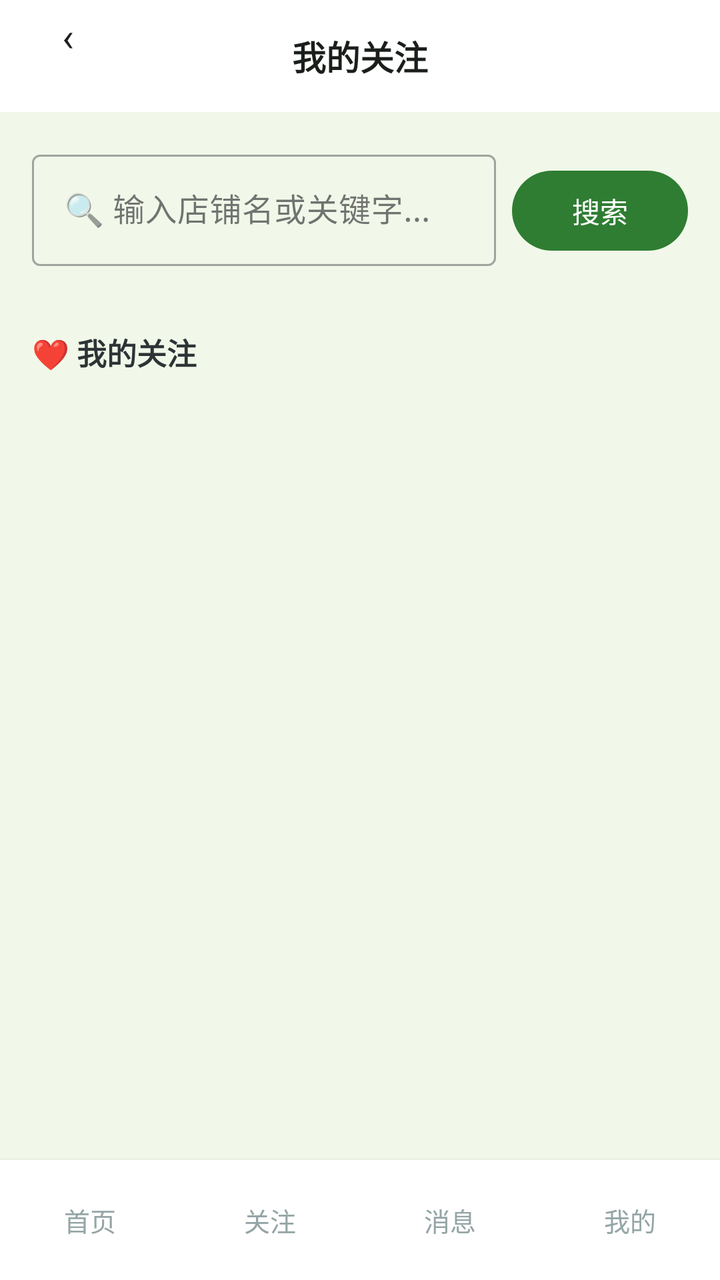
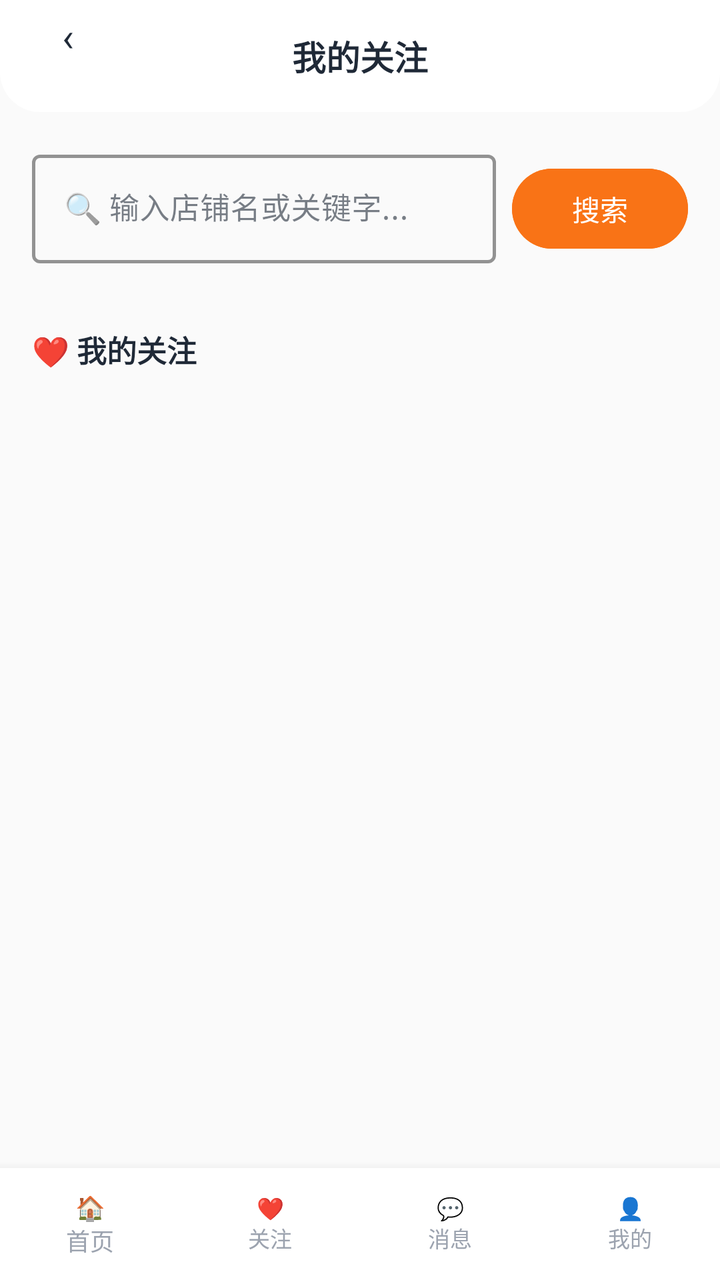

Before-and-after screenshots of an Android layout around one commit, followed by the original layout XML and the change that was made.
<!-- AndroidManifest.xml: application theme Theme.ClothingSI -->
<!-- res/layout/activity_buyer_follows.xml -->
<?xml version="1.0" encoding="utf-8"?>
<LinearLayout xmlns:android="http://schemas.android.com/apk/res/android"
    xmlns:app="http://schemas.android.com/apk/res-auto"
    android:layout_width="match_parent" android:layout_height="match_parent"
    android:background="@color/bg" android:orientation="vertical">
    <RelativeLayout android:layout_width="match_parent" android:layout_height="56dp"
        android:background="@drawable/header_bar_bg" android:paddingHorizontal="16dp">
        <TextView android:id="@+id/btn_back" android:layout_width="36dp" android:layout_height="36dp"
            android:text="‹" android:textSize="20dp" android:textColor="@color/text_primary"
            android:gravity="center" android:background="@drawable/circle_bg" />
        <TextView android:layout_width="wrap_content" android:layout_height="wrap_content"
            android:text="我的关注" android:textSize="17dp" android:textStyle="bold"
            android:textColor="@color/text_primary" android:layout_centerInParent="true" />
    </RelativeLayout>
    <ScrollView android:layout_width="match_parent" android:layout_height="0dp"
        android:layout_weight="1">
        <LinearLayout android:layout_width="match_parent" android:layout_height="wrap_content"
            android:orientation="vertical" android:padding="16dp">
            <LinearLayout android:layout_width="match_parent" android:layout_height="wrap_content"
                android:orientation="horizontal" android:layout_marginBottom="16dp">
                <com.google.android.material.textfield.TextInputLayout
                    style="@style/Widget.MaterialComponents.TextInputLayout.OutlinedBox"
                    android:layout_width="0dp" android:layout_height="wrap_content" android:layout_weight="1"
                    android:layout_marginEnd="8dp">
                    <com.google.android.material.textfield.TextInputEditText android:id="@+id/et_search"
                        android:layout_width="match_parent" android:layout_height="wrap_content"
                        android:hint="🔍 输入店铺名或关键字..."
                        android:imeOptions="actionSearch" android:singleLine="true" />
                </com.google.android.material.textfield.TextInputLayout>
                <com.google.android.material.button.MaterialButton android:id="@+id/btn_search"
                    android:layout_width="wrap_content" android:layout_height="wrap_content"
                    android:text="搜索" app:cornerRadius="20dp" />
            </LinearLayout>
            <LinearLayout android:id="@+id/layout_search_results"
                android:layout_width="match_parent" android:layout_height="wrap_content"
                android:orientation="vertical" android:layout_marginBottom="16dp" />
            <TextView android:layout_width="wrap_content" android:layout_height="wrap_content"
                android:text="❤️ 我的关注" android:textSize="15dp" android:textStyle="bold"
                android:textColor="#2D3436" android:layout_marginBottom="8dp" />
            <LinearLayout android:id="@+id/layout_followed_list"
                android:layout_width="match_parent" android:layout_height="wrap_content"
                android:orientation="vertical" />
        </LinearLayout>
    </ScrollView>
    <include layout="@layout/include_buyer_bottom" />
</LinearLayout>
<!-- res/layout/include_buyer_bottom.xml (included above) -->
<?xml version="1.0" encoding="utf-8"?>
<LinearLayout xmlns:android="http://schemas.android.com/apk/res/android"
    android:layout_width="match_parent" android:layout_height="wrap_content"
    android:orientation="horizontal" android:gravity="center"
    android:paddingVertical="10dp" android:background="#FFFFFF"
    android:weightSum="4" android:elevation="4dp">
    <TextView android:id="@+id/bottom_home" android:layout_width="0dp" android:layout_height="40dp"
        android:layout_weight="1" android:gravity="center" android:text="首页"
        android:textSize="13dp" android:textColor="#95A5A6"
        android:clickable="true" android:focusable="true" />
    <TextView android:id="@+id/bottom_follow" android:layout_width="0dp" android:layout_height="40dp"
        android:layout_weight="1" android:gravity="center" android:text="关注"
        android:textSize="13dp" android:textColor="#95A5A6"
        android:clickable="true" android:focusable="true" />
    <TextView android:id="@+id/bottom_messages" android:layout_width="0dp" android:layout_height="40dp"
        android:layout_weight="1" android:gravity="center" android:text="消息"
        android:textSize="13dp" android:textColor="#95A5A6"
        android:clickable="true" android:focusable="true" />
    <TextView android:id="@+id/bottom_profile" android:layout_width="0dp" android:layout_height="40dp"
        android:layout_weight="1" android:gravity="center" android:text="我的"
        android:textSize="13dp" android:textColor="#95A5A6"
        android:clickable="true" android:focusable="true" />
</LinearLayout>
<!-- resources referenced by this layout -->
<resources>
  <color name="bg">#F1F8E9</color>
  <color name="text_primary">#1B1F1B</color>
  <!-- drawable circle_bg (drawable) -->
  <?xml version="1.0" encoding="utf-8"?>
  <shape xmlns:android="http://schemas.android.com/apk/res/android" android:shape="oval">
      <solid android:color="#26FFFFFF" />
  </shape>
  <!-- drawable header_bar_bg (drawable) -->
  <?xml version="1.0" encoding="utf-8"?>
  <shape xmlns:android="http://schemas.android.com/apk/res/android" android:shape="rectangle">
      <solid android:color="#FFFFFF" />
  </shape>
  <style name="Theme.ClothingSI" parent="Theme.Material3.Light.NoActionBar">
          <item name="colorPrimary">@color/primary</item>
          <item name="colorPrimaryDark">@color/primary_dark</item>
          <item name="colorAccent">@color/accent</item>
          <item name="android:statusBarColor">@android:color/transparent</item>
          <item name="android:navigationBarColor">@color/white</item>
          
          <item name="android:windowLightStatusBar">true</item>
          
          <item name="android:fontFamily">sans-serif</item>
          <item name="android:textViewStyle">@style/TextView.Base</item>
      </style>
  <color name="primary">#2E7D32</color>
  <color name="primary_dark">#1B5E20</color>
  <color name="accent">#66BB6A</color>
  <color name="white">#FFFFFF</color>
  <style name="TextView.Base" parent="android:Widget.TextView">
          <item name="android:fontFamily">sans-serif</item>
      </style>
</resources>

<!-- the commit's change to res/layout/activity_buyer_follows.xml (unified diff, before → after) -->
@@ -2,15 +2,15 @@
 <LinearLayout xmlns:android="http://schemas.android.com/apk/res/android"
     xmlns:app="http://schemas.android.com/apk/res-auto"
     android:layout_width="match_parent" android:layout_height="match_parent"
-    android:background="@color/bg" android:orientation="vertical">
+    android:background="@color/md_surface_container_low" android:orientation="vertical">
     <RelativeLayout android:layout_width="match_parent" android:layout_height="56dp"
         android:background="@drawable/header_bar_bg" android:paddingHorizontal="16dp">
         <TextView android:id="@+id/btn_back" android:layout_width="36dp" android:layout_height="36dp"
-            android:text="‹" android:textSize="20dp" android:textColor="@color/text_primary"
+            android:text="‹" android:textSize="20sp" android:textColor="@color/md_on_surface"
             android:gravity="center" android:background="@drawable/circle_bg" />
         <TextView android:layout_width="wrap_content" android:layout_height="wrap_content"
-            android:text="我的关注" android:textSize="17dp" android:textStyle="bold"
-            android:textColor="@color/text_primary" android:layout_centerInParent="true" />
+            android:text="我的关注" android:textSize="17sp" android:textStyle="bold"
+            android:textColor="@color/md_on_surface" android:layout_centerInParent="true" />
     </RelativeLayout>
     <ScrollView android:layout_width="match_parent" android:layout_height="0dp"
         android:layout_weight="1">
@@ -21,22 +21,25 @@
                 <com.google.android.material.textfield.TextInputLayout
                     style="@style/Widget.MaterialComponents.TextInputLayout.OutlinedBox"
                     android:layout_width="0dp" android:layout_height="wrap_content" android:layout_weight="1"
+                    app:boxStrokeColor="@color/md_primary" app:boxStrokeWidth="1.5dp"
                     android:layout_marginEnd="8dp">
                     <com.google.android.material.textfield.TextInputEditText android:id="@+id/et_search"
                         android:layout_width="match_parent" android:layout_height="wrap_content"
-                        android:hint="🔍 输入店铺名或关键字..."
+                        android:hint="🔍 输入店铺名或关键字..." android:textSize="15sp"
                         android:imeOptions="actionSearch" android:singleLine="true" />
                 </com.google.android.material.textfield.TextInputLayout>
                 <com.google.android.material.button.MaterialButton android:id="@+id/btn_search"
                     android:layout_width="wrap_content" android:layout_height="wrap_content"
-                    android:text="搜索" app:cornerRadius="20dp" />
+                    android:text="搜索" app:cornerRadius="20dp"
+                    android:backgroundTint="@color/md_primary"
+                    android:textColor="@color/md_on_primary" />
             </LinearLayout>
             <LinearLayout android:id="@+id/layout_search_results"
                 android:layout_width="match_parent" android:layout_height="wrap_content"
                 android:orientation="vertical" android:layout_marginBottom="16dp" />
             <TextView android:layout_width="wrap_content" android:layout_height="wrap_content"
-                android:text="❤️ 我的关注" android:textSize="15dp" android:textStyle="bold"
-                android:textColor="#2D3436" android:layout_marginBottom="8dp" />
+                android:text="❤️ 我的关注" android:textSize="15sp" android:textStyle="bold"
+                android:textColor="@color/md_on_surface" android:layout_marginBottom="8dp" />
             <LinearLayout android:id="@+id/layout_followed_list"
                 android:layout_width="match_parent" android:layout_height="wrap_content"
                 android:orientation="vertical" />
@@ -47,24 +50,29 @@
 <!-- res/layout/include_buyer_bottom.xml (included above) -->
 <?xml version="1.0" encoding="utf-8"?>
 <LinearLayout xmlns:android="http://schemas.android.com/apk/res/android"
-    android:layout_width="match_parent" android:layout_height="wrap_content"
+    android:layout_width="match_parent" android:layout_height="56dp"
     android:orientation="horizontal" android:gravity="center"
-    android:paddingVertical="10dp" android:background="#FFFFFF"
-    android:weightSum="4" android:elevation="4dp">
-    <TextView android:id="@+id/bottom_home" android:layout_width="0dp" android:layout_height="40dp"
-        android:layout_weight="1" android:gravity="center" android:text="首页"
-        android:textSize="13dp" android:textColor="#95A5A6"
+    android:background="@color/md_surface"
+    android:elevation="8dp"
+    android:weightSum="4">
+    <TextView android:id="@+id/bottom_home" android:layout_width="0dp" android:layout_height="match_parent"
+        android:layout_weight="1" android:gravity="center" android:text="🏠\n首页"
+        android:textSize="12sp" android:lines="2" android:lineSpacingExtra="0dp"
+        android:textColor="@color/md_on_surface_variant"
         android:clickable="true" android:focusable="true" />
-    <TextView android:id="@+id/bottom_follow" android:layout_width="0dp" android:layout_height="40dp"
-        android:layout_weight="1" android:gravity="center" android:text="关注"
-        android:textSize="13dp" android:textColor="#95A5A6"
+    <TextView android:id="@+id/bottom_follow" android:layout_width="0dp" android:layout_height="match_parent"
+        android:layout_weight="1" android:gravity="center" android:text="❤️\n关注"
+        android:textSize="11sp" android:lines="2" android:lineSpacingExtra="0dp"
+        android:textColor="@color/md_on_surface_variant"
         android:clickable="true" android:focusable="true" />
-    <TextView android:id="@+id/bottom_messages" android:layout_width="0dp" android:layout_height="40dp"
-        android:layout_weight="1" android:gravity="center" android:text="消息"
-        android:textSize="13dp" android:textColor="#95A5A6"
+    <TextView android:id="@+id/bottom_messages" android:layout_width="0dp" android:layout_height="match_parent"
+        android:layout_weight="1" android:gravity="center" android:text="💬\n消息"
+        android:textSize="11sp" android:lines="2" android:lineSpacingExtra="0dp"
+        android:textColor="@color/md_on_surface_variant"
         android:clickable="true" android:focusable="true" />
-    <TextView android:id="@+id/bottom_profile" android:layout_width="0dp" android:layout_height="40dp"
-        android:layout_weight="1" android:gravity="center" android:text="我的"
-        android:textSize="13dp" android:textColor="#95A5A6"
+    <TextView android:id="@+id/bottom_profile" android:layout_width="0dp" android:layout_height="match_parent"
+        android:layout_weight="1" android:gravity="center" android:text="👤\n我的"
+        android:textSize="11sp" android:lines="2" android:lineSpacingExtra="0dp"
+        android:textColor="@color/md_on_surface_variant"
         android:clickable="true" android:focusable="true" />
 </LinearLayout>
<!-- resource entries referenced after the edit -->
@@ -1,7 +1,11 @@
 <!-- resources referenced by this layout -->
 <resources>
-  <color name="bg">#F1F8E9</color>
-  <color name="text_primary">#1B1F1B</color>
+  <color name="md_on_primary">#FFFFFF</color>
+  <color name="md_on_surface">#1F2937</color>
+  <color name="md_on_surface_variant">#9CA3AF</color>
+  <color name="md_primary">#F97316</color>
+  <color name="md_surface">#FFFFFF</color>
+  <color name="md_surface_container_low">#FAFAFA</color>
   <!-- drawable circle_bg (drawable) -->
   <?xml version="1.0" encoding="utf-8"?>
   <shape xmlns:android="http://schemas.android.com/apk/res/android" android:shape="oval">
@@ -10,24 +14,55 @@
   <!-- drawable header_bar_bg (drawable) -->
   <?xml version="1.0" encoding="utf-8"?>
   <shape xmlns:android="http://schemas.android.com/apk/res/android" android:shape="rectangle">
-      <solid android:color="#FFFFFF" />
+      <solid android:color="@color/md_surface" />
+      <corners android:topLeftRadius="0dp" android:topRightRadius="0dp" android:bottomLeftRadius="20dp" android:bottomRightRadius="20dp" />
   </shape>
   <style name="Theme.ClothingSI" parent="Theme.Material3.Light.NoActionBar">
-          <item name="colorPrimary">@color/primary</item>
-          <item name="colorPrimaryDark">@color/primary_dark</item>
-          <item name="colorAccent">@color/accent</item>
+          
+          <item name="colorPrimary">@color/md_primary</item>
+          <item name="colorOnPrimary">@color/md_on_primary</item>
+          <item name="colorPrimaryContainer">@color/md_primary_container</item>
+          <item name="colorOnPrimaryContainer">@color/md_on_primary_container</item>
+  
+          
+          <item name="colorSecondary">@color/md_secondary</item>
+          <item name="colorOnSecondary">@color/md_on_secondary</item>
+          <item name="colorSecondaryContainer">@color/md_secondary_container</item>
+          <item name="colorOnSecondaryContainer">@color/md_on_secondary_container</item>
+  
+          
+          <item name="android:colorBackground">@color/md_surface_container_low</item>
+          <item name="colorSurface">@color/md_surface</item>
+          <item name="colorOnSurface">@color/md_on_surface</item>
+          <item name="colorOnSurfaceVariant">@color/md_on_surface_variant</item>
+  
+          
+          <item name="colorOutline">@color/md_outline</item>
+          <item name="colorOutlineVariant">@color/md_outline_variant</item>
+  
+          
+          <item name="colorError">@color/md_error</item>
+          <item name="colorOnError">@color/md_on_error</item>
+  
+          
           <item name="android:statusBarColor">@android:color/transparent</item>
-          <item name="android:navigationBarColor">@color/white</item>
-          
+          <item name="android:navigationBarColor">@color/md_surface</item>
           <item name="android:windowLightStatusBar">true</item>
+  
           
           <item name="android:fontFamily">sans-serif</item>
           <item name="android:textViewStyle">@style/TextView.Base</item>
       </style>
-  <color name="primary">#2E7D32</color>
-  <color name="primary_dark">#1B5E20</color>
-  <color name="accent">#66BB6A</color>
-  <color name="white">#FFFFFF</color>
+  <color name="md_primary_container">#FFF7ED</color>
+  <color name="md_on_primary_container">#5C3D00</color>
+  <color name="md_secondary">#2563EB</color>
+  <color name="md_on_secondary">#FFFFFF</color>
+  <color name="md_secondary_container">#DBEAFE</color>
+  <color name="md_on_secondary_container">#001A3E</color>
+  <color name="md_outline">#9CA3AF</color>
+  <color name="md_outline_variant">#D1D5DB</color>
+  <color name="md_error">#EF4444</color>
+  <color name="md_on_error">#FFFFFF</color>
   <style name="TextView.Base" parent="android:Widget.TextView">
           <item name="android:fontFamily">sans-serif</item>
       </style>
